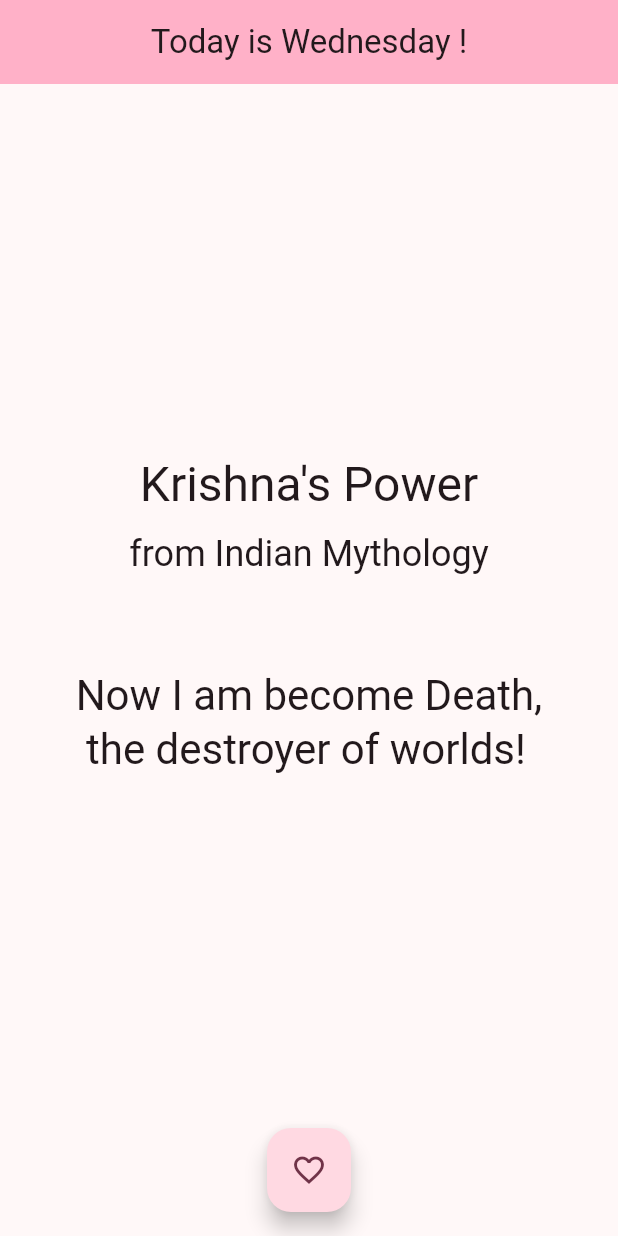
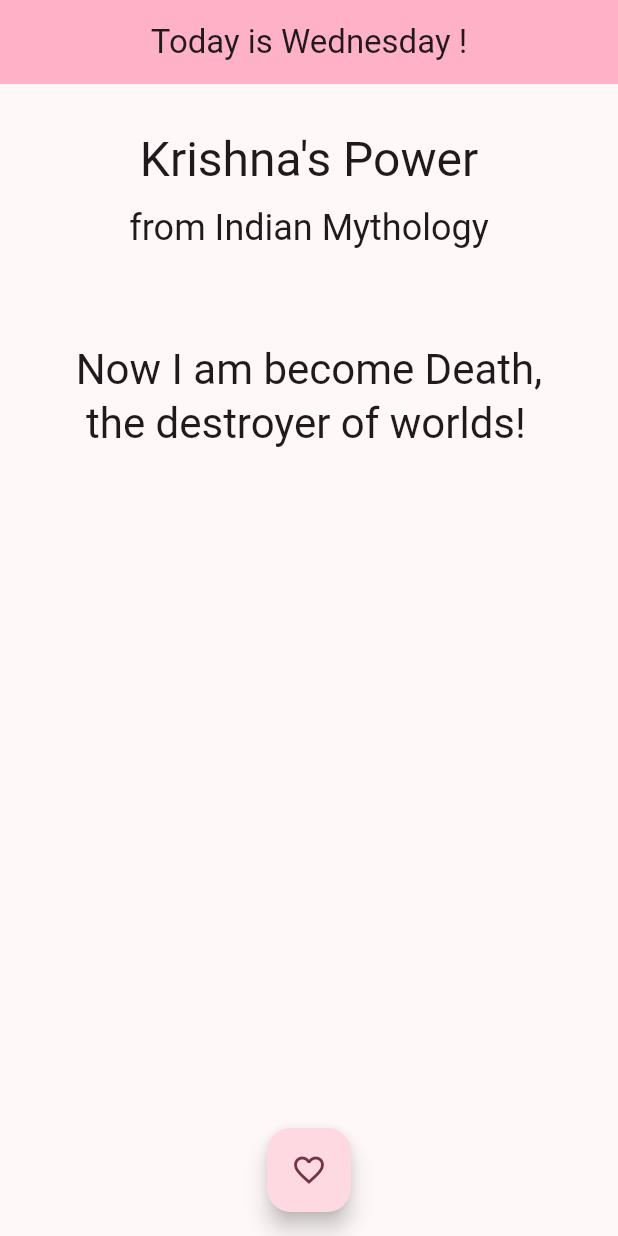
Before and after one commit to Niramin/daily_quotes, a Flutter app: the screen it shows after launch, on a phone screen of 412 x 824 dp. Run offline on Flutter 3.47's test engine with Material 2 defaults, Android fonts, the phone set to English and light mode, and no system bars.

Commit message:
formatted design

```diff
--- a/lib/main.dart
+++ b/lib/main.dart
@@ -54,8 +54,10 @@ class _MyHomePageState extends State<MyHomePage> {
       ),
       body: Center(
         child: Column(
-          mainAxisAlignment: MainAxisAlignment.center,
           children: <Widget>[
+            const SizedBox(
+              height: 30,
+            ),
             Text(
               'Krishna\'s Power',
               style: Theme.of(context).textTheme.headlineLarge,
```
